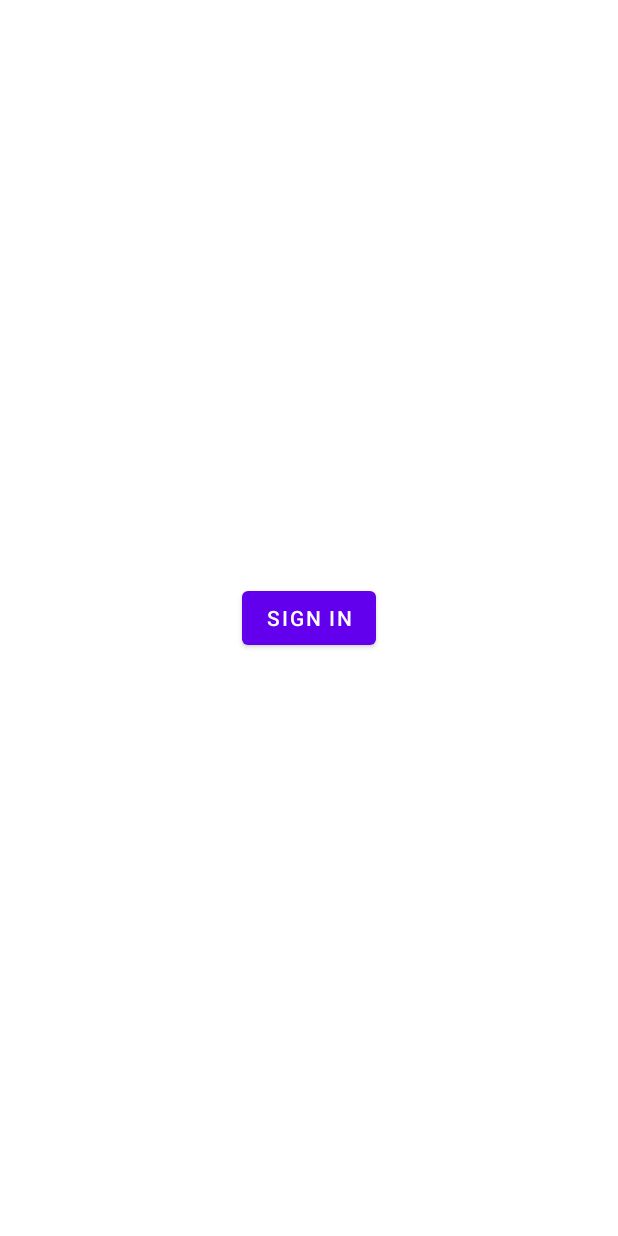
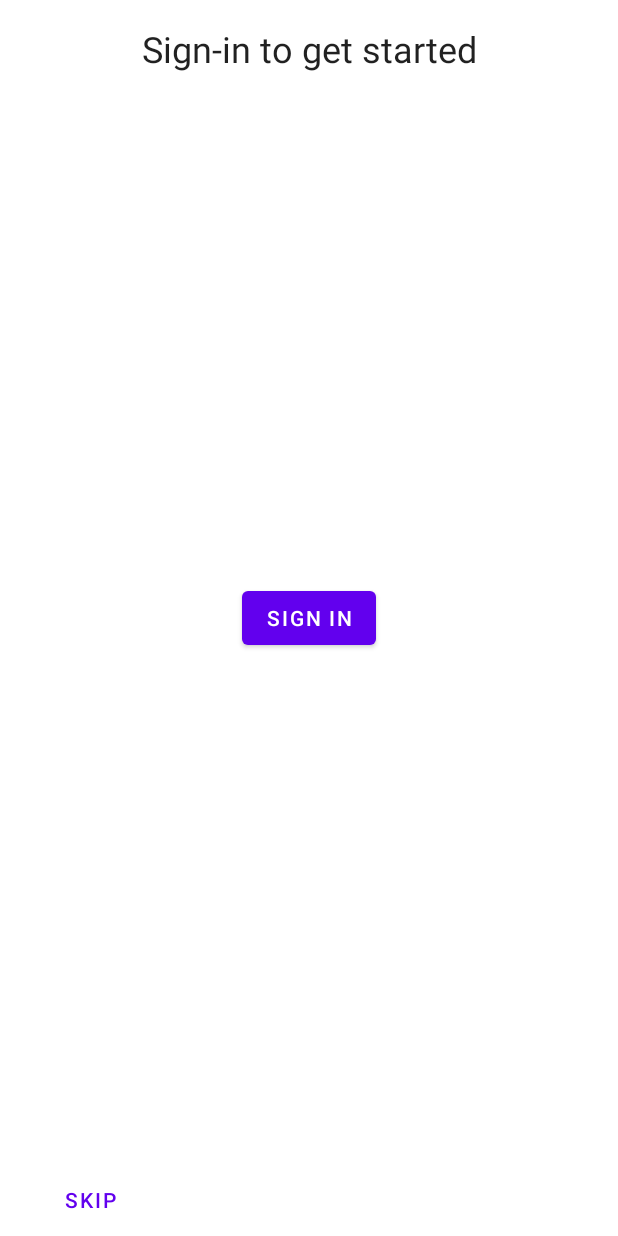
Before and after one commit to MohamedMohy9192/note-keeper, an Android app: the screen it shows after launch (MainActivity), on a phone screen of 412 x 824 dp. Run offline under Robolectric (Android 15) with nearby library versions, the phone set to English and light mode, and no system bars; our stand-ins replace Firebase (no records; nobody signed in at launch, a user with empty details on screens opened directly); libraries missing offline, so code that uses them is left out: com.firebase.ui.

Commit message:
Add anonymous sign in flow and skip button to enable it

```diff
--- a/app/src/main/java/com/androideradev/www/notekeeper/MainActivity.kt
+++ b/app/src/main/java/com/androideradev/www/notekeeper/MainActivity.kt
@@ -1,23 +1,28 @@
 package com.androideradev.www.notekeeper
 
+import android.app.Activity
 import android.content.Intent
 import androidx.appcompat.app.AppCompatActivity
 import android.os.Bundle
 import android.util.Log
+import android.view.View
+import android.widget.Toast
 import com.androideradev.www.notekeeper.databinding.ActivityMainBinding
 import com.firebase.ui.auth.AuthUI
 import com.firebase.ui.auth.FirebaseAuthUIActivityResultContract
 import com.firebase.ui.auth.data.model.FirebaseAuthUIAuthenticationResult
+import com.google.firebase.auth.AuthResult
 import com.google.firebase.auth.FirebaseAuth
 import java.util.*
 
 const val USER_ID_EXTRA = "USER_ID_EXTRA"
+const val SIGN_IN_MESSAGE_EXTRA = "SIGN_IN_MESSAGE_EXTRA"
 private val LOG_TAG = MainActivity::class.simpleName
 
 class MainActivity : AppCompatActivity() {
 
     private lateinit var binding: ActivityMainBinding
-
+    private var referredFromActivityRequireSignIn = false
 
     // See: https://developer.android.com/training/basics/intents/result
     private val signInLauncher = registerForActivityResult(
@@ -33,8 +38,9 @@ class MainActivity : AppCompatActivity() {
         setContentView(binding.root)
 
 
-        val user = FirebaseAuth.getInstance().currentUser
-        if (user != null) {
+        val auth = FirebaseAuth.getInstance()
+        val user = auth.currentUser
+        if (user != null && !user.isAnonymous) {
             val launchNotesActivity = Intent(this, NoteListActivity::class.java)
             launchNotesActivity.putExtra(USER_ID_EXTRA, user.uid)
             Log.i(LOG_TAG, "User Id ${user.uid}")
@@ -60,23 +66,59 @@ class MainActivity : AppCompatActivity() {
                 .createSignInIntentBuilder()
                 .setAvailableProviders(providers)
                 .setIsSmartLockEnabled(!BuildConfig.DEBUG, true)
+                .enableAnonymousUsersAutoUpgrade()
                 .build()
             signInLauncher.launch(signInIntent)
         }
 
+        // If the user try to use feature that require sign in
+        // Start MainActivity to show the sign in options and pass text message with intent to
+        // demonstrate the need to sign in and display this message in main activity and hide the
+        // skip sigh in button because sign in is required to use this feature
+        if (intent.hasExtra(SIGN_IN_MESSAGE_EXTRA)) {
+            binding.skipSighInButton.visibility = View.INVISIBLE
+            binding.signInMessageTv.text = intent.getStringExtra(SIGN_IN_MESSAGE_EXTRA)
+            //Intent come from activity require sign in
+            referredFromActivityRequireSignIn = true
+        } else {
+            binding.skipSighInButton.setOnClickListener {
+                auth.signInAnonymously().addOnCompleteListener { task ->
+                    if (task.isComplete) {
+                        launchNotesActivity()
+                        finish()
+                    } else {
+                        Log.e(LOG_TAG, "Anonymous sign-in failed", task.exception)
+                        Toast.makeText(this@MainActivity, "Sign-in failed", Toast.LENGTH_SHORT)
+                            .show()
+                    }
+
+                }
+            }
+
+        }
+    }
+
+    override fun onBackPressed() {
+        //if the user try to use a feature require sign in and start the MainActivity
+        // to select one of the sign in options then aborted to not select one of the option and
+        // click the back button we signal to the original activity who start the sign in activity
+        // that the sgin in was aborted and not to show the feature
+        setResult(Activity.RESULT_CANCELED)
+        finish()
     }
 
     private fun onSignInResult(result: FirebaseAuthUIAuthenticationResult) {
         val response = result.idpResponse
         if (result.resultCode == RESULT_OK) {
             // Successfully signed in
-            val user = FirebaseAuth.getInstance().currentUser
-            val launchNotesActivity = Intent(this, NoteListActivity::class.java)
-            launchNotesActivity.putExtra(USER_ID_EXTRA, user?.uid)
-            Log.i(LOG_TAG, user?.uid ?: "User Is Null")
-            Log.i(LOG_TAG, user?.email ?: "User email Is Null")
-            startActivity(launchNotesActivity)
-            finish()
+            if (referredFromActivityRequireSignIn) {
+                setResult(Activity.RESULT_OK)
+                finish()
+            } else {
+                launchNotesActivity()
+                finish()
+            }
+
             // ...
         } else {
             // Sign in failed. If response is null the user canceled the
@@ -87,4 +129,13 @@ class MainActivity : AppCompatActivity() {
             // ...
         }
     }
+
+    private fun launchNotesActivity() {
+        val user = FirebaseAuth.getInstance().currentUser
+        val launchNotesActivity = Intent(this, NoteListActivity::class.java)
+        launchNotesActivity.putExtra(USER_ID_EXTRA, user?.uid)
+        Log.i(LOG_TAG, user?.uid ?: "User Is Null")
+        Log.i(LOG_TAG, user?.email ?: "User email Is Null")
+        startActivity(launchNotesActivity)
+    }
 }
--- a/app/src/main/res/layout/activity_main.xml
+++ b/app/src/main/res/layout/activity_main.xml
@@ -5,6 +5,19 @@
     android:layout_width="match_parent"
     android:layout_height="match_parent"
     tools:context=".MainActivity">
+
+    <TextView
+        android:id="@+id/sign_in_message_tv"
+        android:layout_width="wrap_content"
+        android:layout_height="wrap_content"
+        android:layout_marginStart="16dp"
+        android:layout_marginTop="16dp"
+        android:layout_marginEnd="16dp"
+        android:text="Sign-in to get started"
+        android:textAppearance="@style/TextAppearance.AppCompat.Headline"
+        app:layout_constraintEnd_toEndOf="parent"
+        app:layout_constraintStart_toStartOf="parent"
+        app:layout_constraintTop_toTopOf="parent" />
 
     <Button
         android:id="@+id/sign_in_button"
@@ -15,4 +28,14 @@
         app:layout_constraintEnd_toEndOf="parent"
         app:layout_constraintStart_toStartOf="parent"
         app:layout_constraintTop_toTopOf="parent" />
+
+    <com.google.android.material.button.MaterialButton
+        android:id="@+id/skip_sigh_in_button"
+        style="@style/Widget.MaterialComponents.Button.TextButton"
+        android:layout_width="wrap_content"
+        android:layout_height="wrap_content"
+        android:layout_marginStart="16dp"
+        android:text="Skip"
+        app:layout_constraintBottom_toBottomOf="parent"
+        app:layout_constraintStart_toStartOf="parent" />
 </androidx.constraintlayout.widget.ConstraintLayout>
```
